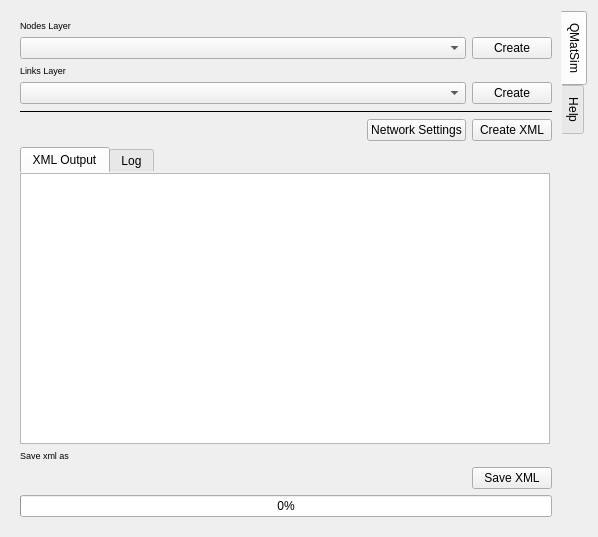
DmitryDobr/QMATSim, file q_mat_sim_dialog_base_network.ui: the form before one commit.
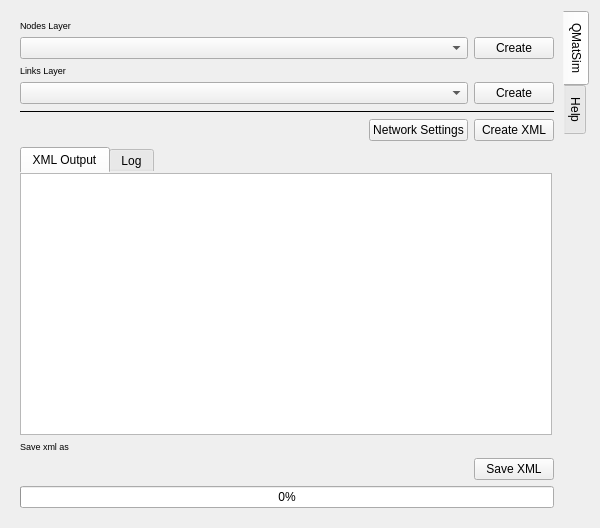
The form after the commit. Custom widgets are drawn as their Qt base class.

The edit to the form file:
```diff
--- a/q_mat_sim_dialog_base_network.ui
+++ b/q_mat_sim_dialog_base_network.ui
@@ -6,8 +6,8 @@
    <rect>
     <x>0</x>
     <y>0</y>
-    <width>598</width>
-    <height>537</height>
+    <width>600</width>
+    <height>528</height>
    </rect>
   </property>
   <property name="windowTitle">
```
